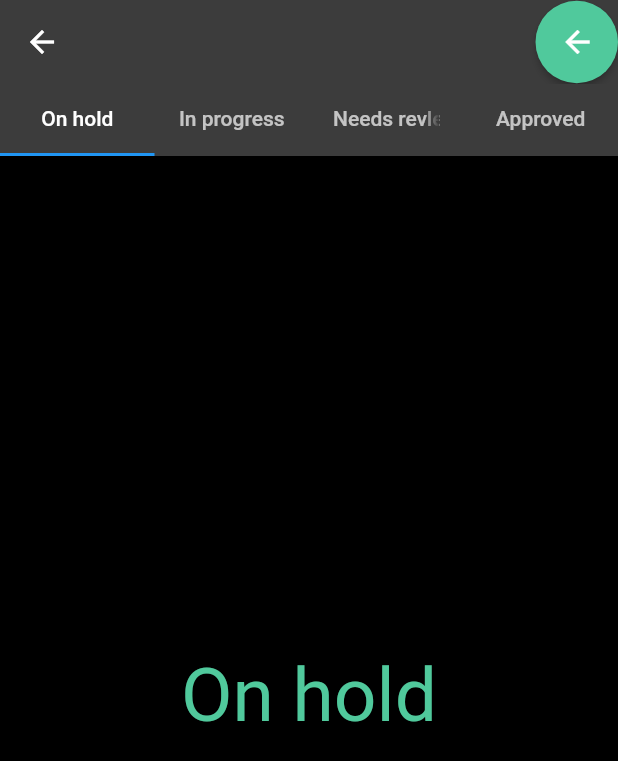
After one commit to nikchuba/flutter-test-demo, a Flutter app: the MainPage screen opened by its route, on a phone screen of 412 x 824 dp. The commit adds this screen. Shown: the top 761 px of the screen. Run offline on Flutter 3.47's test engine with Material 2 defaults, Android fonts, the phone set to English and light mode, and no system bars.

Commit message:
completed navigation and add tapbar in mainpagewidget

```diff
--- a/lib/app_colors.dart
+++ b/lib/app_colors.dart
@@ -1,7 +1,7 @@
 import 'package:flutter/material.dart';
 
 class AppColors {
-  static const Color grey = Color.fromRGBO(50, 50, 50, 1);
+  static const Color grey = Color.fromRGBO(60, 60, 60, 1);
   static const Color white = Colors.white;
   static const Color red = Colors.red;
   static const Color lightgreen = Color.fromRGBO(80, 201, 156, 1);
--- /dev/null
+++ b/lib/pages/main_page.dart
@@ -0,0 +1,61 @@
+import 'package:flutter/material.dart';
+import 'package:miapp/app_colors.dart';
+
+class MainPage extends StatelessWidget {
+  const MainPage({Key? key}) : super(key: key);
+
+  @override
+  Widget build(BuildContext context) {
+    return DefaultTabController(
+      length: 4,
+      child: Scaffold(
+        appBar: AppBar(
+          titleSpacing: 0,
+          title: Row(
+            mainAxisAlignment: MainAxisAlignment.end,
+            children: [
+              SizedBox(
+                width: 55,
+                height: 55,
+                child: ElevatedButton(
+                  child: Icon(Icons.arrow_back),
+                  onPressed: () {
+                    Navigator.pushReplacementNamed(context, '/auth');
+                  },
+                ),
+              ),
+            ],
+          ),
+          bottom: TabBar(
+            tabs: [
+              Tab(text: 'On hold'),
+              Tab(text: 'In progress'),
+              Tab(text: 'Needs revle'),
+              Tab(text: 'Approved'),
+            ],
+          ),
+        ),
+        body: TabBarView(
+          children: [
+            Center(
+              child: Text('On hold',
+                  style: TextStyle(color: AppColors.lightgreen, fontSize: 50)),
+            ),
+            Center(
+              child: Text('In progress',
+                  style: TextStyle(color: AppColors.lightgreen, fontSize: 50)),
+            ),
+            Center(
+              child: Text('Needs revle',
+                  style: TextStyle(color: AppColors.lightgreen, fontSize: 50)),
+            ),
+            Center(
+              child: Text('Approved',
+                  style: TextStyle(color: AppColors.lightgreen, fontSize: 50)),
+            ),
+          ],
+        ),
+      ),
+    );
+  }
+}
--- a/pubspec.yaml
+++ b/pubspec.yaml
@@ -28,6 +28,7 @@ dependencies:
   # The following adds the Cupertino Icons font to your application.
   # Use with the CupertinoIcons class for iOS style icons.
   cupertino_icons: ^1.0.2
+  http: ^0.13.3
 
 dev_dependencies:
   flutter_test:
```
Also changed, not shown: lib/main.dart (+13 -1 lines), lib/pages/auth_page.dart (+60 -10 lines), lib/widgets/text_input_widget.dart (+18 -15 lines), pubspec.lock.
